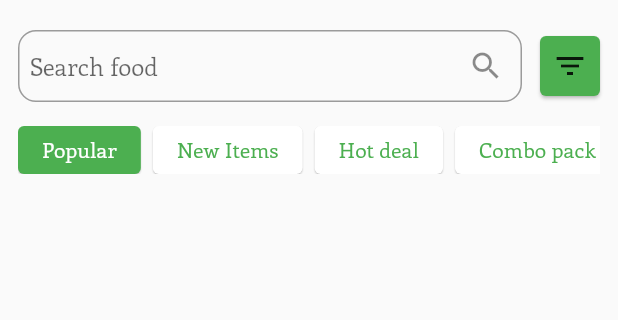
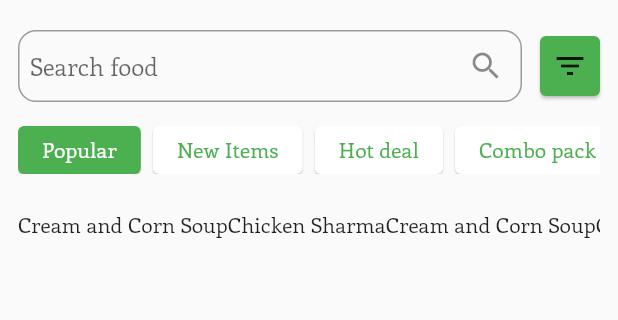
Before and after one commit to LengTech11/Flutter_Food_order_UI, a Flutter app: the screen it shows after launch, on a phone screen of 412 x 824 dp, the part 198-518 px from its top. Run offline on Flutter 3.47's test engine with Material 2 defaults, Android fonts, the light colour scheme and no system bars; network calls fail.

Commit message:
create foodlist and food card

```diff
--- a/lib/model/food_model.dart
+++ b/lib/model/food_model.dart
@@ -0,0 +1,45 @@
+class FoodModel {
+  String name;
+  double price;
+  String description;
+  double rating;
+  String image;
+
+  FoodModel(
+      {required this.description,
+      required this.image,
+      required this.name,
+      required this.price,
+      required this.rating});
+}
+
+final List<FoodModel> foodList = [
+  FoodModel(
+    name: "Cream and Corn Soup",
+    price: 29.99,
+    rating: 4.5,
+    image: "https://source.unsplash.com/200x200/?soup",
+    description: "LOREM_IPSUM",
+  ),
+  FoodModel(
+    name: "Chicken Sharma",
+    price: 12.99,
+    rating: 4.5,
+    image: "https://source.unsplash.com/200x200/?chicken",
+    description: "LOREM_IPSUM",
+  ),
+  FoodModel(
+    name: "Cream and Corn Soup",
+    price: 29.99,
+    rating: 4.5,
+    image: "https://source.unsplash.com/200x200/?soup",
+    description: "LOREM_IPSUM",
+  ),
+  FoodModel(
+    name: "Cream and Corn Soup",
+    price: 29.99,
+    rating: 4.5,
+    image: "https://source.unsplash.com/200x200/?soup",
+    description: "LOREM_IPSUM",
+  ),
+];
--- a/lib/pages/home_page.dart
+++ b/lib/pages/home_page.dart
@@ -1,4 +1,5 @@
 import 'package:flutter/material.dart';
+import 'package:flutter_food_order_ui/model/food_model.dart';
 import 'package:flutter_food_order_ui/widgets/filter_button.dart';
 
 class HomePage extends StatefulWidget {
@@ -22,6 +23,7 @@ class _HomePageState extends State<HomePage> {
             ),
             buildSearch(),
             buildFilter(),
+            buildFoodList(),
           ],
         ),
       ),
@@ -93,7 +95,7 @@ class _HomePageState extends State<HomePage> {
       margin: EdgeInsets.only(top: 16),
       child: ListView(
         scrollDirection: Axis.horizontal,
-        children: [
+        children: const [
           FilterButton(
             title: "Popular",
             isSelected: true,
@@ -114,4 +116,19 @@ class _HomePageState extends State<HomePage> {
       ),
     );
   }
+
+  Widget buildFoodList() {
+    return Container(
+      height: 220,
+      margin: EdgeInsets.only(top: 24),
+      child: ListView.builder(
+        scrollDirection: Axis.horizontal,
+        itemCount: foodList.length,
+        itemBuilder: (context, index) {
+          FoodModel food = foodList[index];
+          return Text(food.name);
+        },
+      ),
+    );
+  }
 }
--- /dev/null
+++ b/lib/widgets/foot_card.dart
@@ -0,0 +1,10 @@
+import 'package:flutter/material.dart';
+
+class FoodCard extends StatelessWidget {
+  const FoodCard({super.key});
+
+  @override
+  Widget build(BuildContext context) {
+    return Container();
+  }
+}
```
